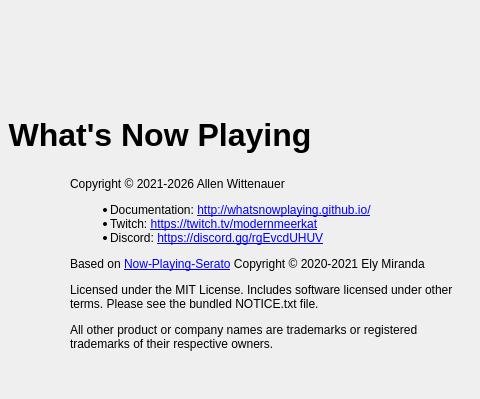
First picture: the form in nowplaying/resources/ui/about.ui, repository whatsnowplaying/whats-now-playing, before the edit; both pictures show x 160 to 640 and y 0 to 399 of the 640 by 480 pixel window.
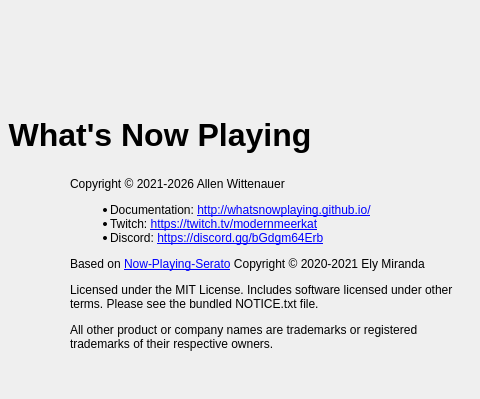
Second picture: the form after the edit. Icons and pictures are not drawn.

Commit message: Fix Discord invite link in About window and README

```diff
--- a/nowplaying/resources/ui/about.ui
+++ b/nowplaying/resources/ui/about.ui
@@ -86,7 +86,7 @@
      <item>
       <widget class="QLabel" name="doc_label">
        <property name="text">
-        <string>&lt;html&gt;&lt;head/&gt;&lt;body&gt;&lt;p&gt;Copyright © 2021-2026 Allen Wittenauer &lt;/p&gt;&lt;ul style=&quot;margin-top: 0px; margin-bottom: 0px; margin-left: 0px; margin-right: 0px; -qt-list-indent: 1;&quot;&gt;&lt;li style=&quot; margin-top:12px; margin-bottom:0px; margin-left:0px; margin-right:0px; -qt-block-indent:0; text-indent:0px;&quot;&gt;Documentation: &lt;a href=&quot;http://whatsnowplaying.github.io/&quot;&gt;&lt;span style=&quot; text-decoration: underline;&quot;&gt;http://whatsnowplaying.github.io/&lt;/span&gt;&lt;/a&gt;&lt;/li&gt;&lt;li style=&quot; margin-top:0px; margin-bottom:0px; margin-left:0px; margin-right:0px; -qt-block-indent:0; text-indent:0px;&quot;&gt;Twitch: &lt;a href=&quot;https://twitch.tv/modernmeerkat/&quot;&gt;&lt;span style=&quot; text-decoration: underline;&quot;&gt;https://twitch.tv/modernmeerkat&lt;/span&gt;&lt;/a&gt;&lt;/li&gt;&lt;li style=&quot; margin-top:0px; margin-bottom:0px; margin-left:0px; margin-right:0px; -qt-block-indent:0; text-indent:0px;&quot;&gt;Discord: &lt;a href=&quot;https://discord.gg/rgEvcdUHUV&quot;&gt;&lt;span style=&quot; text-decoration: underline;&quot;&gt;https://discord.gg/rgEvcdUHUV&lt;/span&gt;&lt;/a&gt;&lt;/li&gt;&lt;/ul&gt;&lt;p&gt;Based on &lt;a href=&quot;https://github.com/e1miran/Now-Playing-Serato&quot;&gt;&lt;span style=&quot; text-decoration: underline;&quot;&gt;Now-Playing-Serato&lt;/span&gt;&lt;/a&gt; Copyright © 2020-2021 Ely Miranda&lt;/p&gt;&lt;p&gt;Licensed under the MIT License. Includes software licensed under other terms. Please see the bundled NOTICE.txt file.&lt;/p&gt;&lt;p&gt;All other product or company names are trademarks or registered trademarks of their respective owners.&lt;/p&gt;&lt;/body&gt;&lt;/html&gt;</string>
+        <string>&lt;html&gt;&lt;head/&gt;&lt;body&gt;&lt;p&gt;Copyright © 2021-2026 Allen Wittenauer &lt;/p&gt;&lt;ul style=&quot;margin-top: 0px; margin-bottom: 0px; margin-left: 0px; margin-right: 0px; -qt-list-indent: 1;&quot;&gt;&lt;li style=&quot; margin-top:12px; margin-bottom:0px; margin-left:0px; margin-right:0px; -qt-block-indent:0; text-indent:0px;&quot;&gt;Documentation: &lt;a href=&quot;http://whatsnowplaying.github.io/&quot;&gt;&lt;span style=&quot; text-decoration: underline;&quot;&gt;http://whatsnowplaying.github.io/&lt;/span&gt;&lt;/a&gt;&lt;/li&gt;&lt;li style=&quot; margin-top:0px; margin-bottom:0px; margin-left:0px; margin-right:0px; -qt-block-indent:0; text-indent:0px;&quot;&gt;Twitch: &lt;a href=&quot;https://twitch.tv/modernmeerkat/&quot;&gt;&lt;span style=&quot; text-decoration: underline;&quot;&gt;https://twitch.tv/modernmeerkat&lt;/span&gt;&lt;/a&gt;&lt;/li&gt;&lt;li style=&quot; margin-top:0px; margin-bottom:0px; margin-left:0px; margin-right:0px; -qt-block-indent:0; text-indent:0px;&quot;&gt;Discord: &lt;a href=&quot;https://discord.gg/bGdgm64Erb&quot;&gt;&lt;span style=&quot; text-decoration: underline;&quot;&gt;https://discord.gg/bGdgm64Erb&lt;/span&gt;&lt;/a&gt;&lt;/li&gt;&lt;/ul&gt;&lt;p&gt;Based on &lt;a href=&quot;https://github.com/e1miran/Now-Playing-Serato&quot;&gt;&lt;span style=&quot; text-decoration: underline;&quot;&gt;Now-Playing-Serato&lt;/span&gt;&lt;/a&gt; Copyright © 2020-2021 Ely Miranda&lt;/p&gt;&lt;p&gt;Licensed under the MIT License. Includes software licensed under other terms. Please see the bundled NOTICE.txt file.&lt;/p&gt;&lt;p&gt;All other product or company names are trademarks or registered trademarks of their respective owners.&lt;/p&gt;&lt;/body&gt;&lt;/html&gt;</string>
        </property>
        <property name="textFormat">
         <enum>Qt::RichText</enum>
```
The commit also changes 2 other files.
